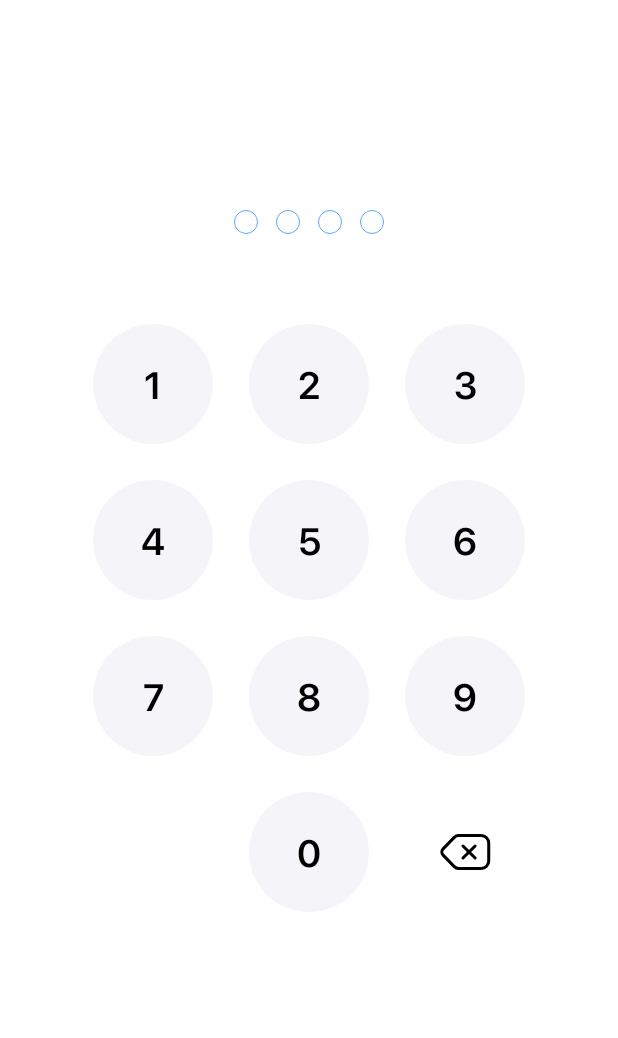
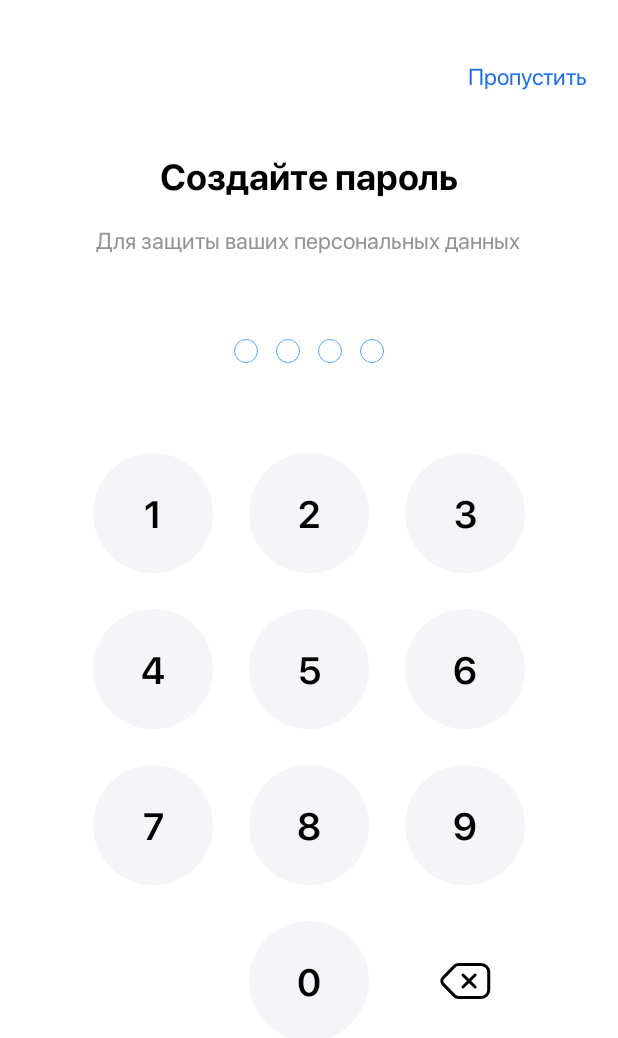
Before and after one commit to ArtemMobile/SmartLab, an Android app: the layout fragment_password.xml on its own in the app's theme, with its tools: preview values and no code run, on a phone screen of 412 x 824 dp. Shown: the top 1038 px of the screen. Run offline under Robolectric (Android 15) with nearby library versions, the light colour scheme and no system bars; network calls fail.

Commit message:
password skipping added

```diff
--- a/app/src/main/java/com/example/smartlab/app/App.kt
+++ b/app/src/main/java/com/example/smartlab/app/App.kt
@@ -9,6 +9,7 @@ import kotlinx.coroutines.flow.map
 class App: Application() {
     lateinit var isOnboardingPassedFlow: Flow<Boolean>
     lateinit var isCreateProfilePassed: Flow<Boolean>
+    lateinit var isCreatePasswordPassed: Flow<Boolean>
 
     override fun onCreate() {
         super.onCreate()
@@ -18,6 +19,9 @@ class App: Application() {
         isCreateProfilePassed = this.applicationContext.dataStore.data.map {
             it[DataStore.IS_CREATE_PATIENT_CARD_PASSED] ?: false
         }
+        isCreatePasswordPassed = this.applicationContext.dataStore.data.map {
+            it[DataStore.IS_CREATE_PASSWORD_PASSED] ?: false
+        }
         DataStore.initEncryptedSharedPrefs(this)
     }
 }
--- a/app/src/main/java/com/example/smartlab/view/activities/WelcomeActivity.kt
+++ b/app/src/main/java/com/example/smartlab/view/activities/WelcomeActivity.kt
@@ -14,6 +14,5 @@ class WelcomeActivity : AppCompatActivity() {
     override fun onCreate(savedInstanceState: Bundle?) {
         super.onCreate(savedInstanceState)
         setContentView(binding.root)
-//        window.statusBarColor = resources.getColor(R.color.white, null)
     }
 }
--- a/app/src/main/java/com/example/smartlab/view/fragments/ProfileFragment.kt
+++ b/app/src/main/java/com/example/smartlab/view/fragments/ProfileFragment.kt
@@ -21,7 +21,6 @@ import android.widget.Toast
 import androidx.activity.result.contract.ActivityResultContracts
 import androidx.appcompat.app.AppCompatActivity
 import androidx.core.content.ContextCompat
-import androidx.core.net.toUri
 import androidx.core.view.iterator
 import androidx.fragment.app.Fragment
 import androidx.fragment.app.viewModels
@@ -30,13 +29,11 @@ import com.example.smartlab.R
 import com.example.smartlab.databinding.FragmentCreatePatientCardBinding
 import com.example.smartlab.databinding.FragmentProfileBinding
 import com.example.smartlab.model.api.callModels.ProfileRequest
-import com.example.smartlab.model.api.responseModels.ProfileResponse
 import com.example.smartlab.viewmodel.ProfileViewModel
 import okhttp3.MediaType.Companion.toMediaTypeOrNull
 import okhttp3.MultipartBody
 import okhttp3.RequestBody.Companion.asRequestBody
 import java.io.File
-import java.io.FileInputStream
 import java.io.FileOutputStream
 import java.text.SimpleDateFormat
 import java.time.LocalTime
--- a/app/src/main/java/com/example/smartlab/viewmodel/ProfileViewModel.kt
+++ b/app/src/main/java/com/example/smartlab/viewmodel/ProfileViewModel.kt
@@ -91,7 +91,6 @@ class ProfileViewModel(private val app: Application) : AndroidViewModel(app) {
                 DataStore.savePatientCard(app, response.body()!!).collect{
                     Log.d("USER UPDATED ", "$it")
                 }
-
             } else {
                 Log.d(TAG, "updateProfile: error ${response.message()}")
             }
@@ -105,7 +104,6 @@ class ProfileViewModel(private val app: Application) : AndroidViewModel(app) {
             if(!response.isSuccessful){
                 val errorResponse = Gson().fromJson(response.errorBody()?.string(), PhotoErrorResponse::class.java)
                 _avatarError.value = errorResponse.error.file[0]
-
             } else{
                 _patientCard.value?.let {
                     updateProfile(it)
--- a/app/src/main/res/layout/fragment_analyzes.xml
+++ b/app/src/main/res/layout/fragment_analyzes.xml
@@ -12,7 +12,8 @@
             android:layout_width="match_parent"
             android:layout_height="wrap_content"
             android:overScrollMode="never"
-            app:layout_constraintBottom_toBottomOf="parent"
+            app:layout_constraintBottom_toTopOf="@+id/goToBasketContainer"
+            android:layout_marginBottom="70dp"
             app:layout_constraintEnd_toEndOf="parent"
             app:layout_constraintStart_toStartOf="parent"
             app:layout_constraintTop_toTopOf="parent">
@@ -159,7 +160,7 @@
             android:background="@color/white"
             android:paddingHorizontal="20dp"
             android:paddingVertical="24dp"
-            android:visibility="gone"
+            android:visibility="invisible"
             app:layout_constraintBottom_toBottomOf="parent"
             app:layout_constraintEnd_toEndOf="parent"
             app:layout_constraintStart_toStartOf="parent">
--- a/app/src/main/res/layout/fragment_password.xml
+++ b/app/src/main/res/layout/fragment_password.xml
@@ -1,190 +1,52 @@
 <?xml version="1.0" encoding="utf-8"?>
-<androidx.constraintlayout.widget.ConstraintLayout xmlns:android="http://schemas.android.com/apk/res/android"
+<LinearLayout xmlns:android="http://schemas.android.com/apk/res/android"
     xmlns:app="http://schemas.android.com/apk/res-auto"
     xmlns:tools="http://schemas.android.com/tools"
     android:layout_width="match_parent"
     android:layout_height="match_parent"
+    android:orientation="vertical"
     tools:context=".view.fragments.PasswordFragment">
 
-    <GridLayout
-        android:id="@+id/grid"
+
+    <TextView
+        android:id="@+id/tvSkip"
         android:layout_width="wrap_content"
         android:layout_height="wrap_content"
-        android:columnCount="3"
-        android:rowCount="4"
-        app:layout_constraintBottom_toBottomOf="parent"
-        app:layout_constraintEnd_toEndOf="parent"
-        app:layout_constraintStart_toStartOf="parent"
-        app:layout_constraintTop_toTopOf="parent">
+        android:layout_gravity="end"
+        android:layout_marginTop="40dp"
+        android:layout_marginEnd="20dp"
+        android:fontFamily="@font/sf_pro_reg"
+        android:text="Пропустить"
+        android:textColor="#1A6FEE"
+        android:textSize="15sp" />
 
-        <androidx.appcompat.widget.AppCompatButton
-            android:id="@+id/btn1"
-            android:onClick="applyClicks"
-            android:layout_width="80dp"
-            android:layout_height="80dp"
-            android:layout_marginEnd="24dp"
-            android:background="@drawable/round_button_selector"
-            android:fontFamily="@font/sf_pro_semi"
-            android:stateListAnimator="@null"
-            android:text="1"
-            android:textColor="@drawable/round_button_text_selector"
-            android:textSize="25sp" />
-
-        <androidx.appcompat.widget.AppCompatButton
-            android:id="@+id/btn2"
-            android:onClick="applyClicks"
-            android:layout_width="80dp"
-            android:layout_height="80dp"
-            android:layout_marginEnd="24dp"
-            android:background="@drawable/round_button_selector"
-            android:fontFamily="@font/sf_pro_semi"
-            android:stateListAnimator="@null"
-            android:text="2"
-            android:textColor="@drawable/round_button_text_selector"
-            android:textSize="25sp" />
-
-        <androidx.appcompat.widget.AppCompatButton
-            android:id="@+id/btn3"
-            android:layout_width="80dp"
-            android:onClick="applyClicks"
-            android:layout_height="80dp"
-            android:background="@drawable/round_button_selector"
-            android:fontFamily="@font/sf_pro_semi"
-            android:stateListAnimator="@null"
-            android:text="3"
-            android:textColor="@drawable/round_button_text_selector"
-            android:textSize="25sp" />
-
-        <androidx.appcompat.widget.AppCompatButton
-            android:id="@+id/btn4"
-            android:layout_width="80dp"
-            android:onClick="applyClicks"
-            android:layout_height="80dp"
-            android:layout_marginTop="24dp"
-            android:background="@drawable/round_button_selector"
-            android:fontFamily="@font/sf_pro_semi"
-            android:stateListAnimator="@null"
-            android:text="4"
-            android:textColor="@drawable/round_button_text_selector"
-            android:textSize="25sp" />
-
-        <androidx.appcompat.widget.AppCompatButton
-            android:id="@+id/btn5"
-            android:onClick="applyClicks"
-            android:layout_width="80dp"
-            android:layout_height="80dp"
-            android:layout_marginTop="24dp"
-            android:background="@drawable/round_button_selector"
-            android:fontFamily="@font/sf_pro_semi"
-            android:stateListAnimator="@null"
-            android:text="5"
-            android:textColor="@drawable/round_button_text_selector"
-            android:textSize="25sp" />
-
-        <androidx.appcompat.widget.AppCompatButton
-            android:id="@+id/btn6"
-            android:layout_width="80dp"
-            android:onClick="applyClicks"
-            android:layout_height="80dp"
-            android:layout_marginTop="24dp"
-            android:background="@drawable/round_button_selector"
-            android:fontFamily="@font/sf_pro_semi"
-            android:stateListAnimator="@null"
-            android:text="6"
-            android:textColor="@drawable/round_button_text_selector"
-            android:textSize="25sp" />
-
-        <androidx.appcompat.widget.AppCompatButton
-            android:id="@+id/btn7"
-            android:layout_width="80dp"
-            android:onClick="applyClicks"
-            android:layout_height="80dp"
-            android:layout_marginTop="24dp"
-            android:background="@drawable/round_button_selector"
-            android:fontFamily="@font/sf_pro_semi"
-            android:stateListAnimator="@null"
-            android:text="7"
-            android:textColor="@drawable/round_button_text_selector"
-            android:textSize="25sp" />
-
-        <androidx.appcompat.widget.AppCompatButton
-            android:id="@+id/btn8"
-            android:layout_width="80dp"
-            android:layout_height="80dp"
-            android:onClick="applyClicks"
-            android:layout_marginTop="24dp"
-            android:background="@drawable/round_button_selector"
-            android:fontFamily="@font/sf_pro_semi"
-            android:stateListAnimator="@null"
-            android:text="8"
-            android:textColor="@drawable/round_button_text_selector"
-            android:textSize="25sp" />
-
-        <androidx.appcompat.widget.AppCompatButton
-            android:id="@+id/btn9"
-            android:layout_width="80dp"
-            android:onClick="applyClicks"
-            android:layout_height="80dp"
-            android:layout_marginTop="24dp"
-            android:background="@drawable/round_button_selector"
-            android:fontFamily="@font/sf_pro_semi"
-            android:stateListAnimator="@null"
-            android:text="9"
-            android:textColor="@drawable/round_button_text_selector"
-            android:textSize="25sp" />
-
-            <TextView
-                android:layout_width="wrap_content"
-                android:layout_height="wrap_content"/>
-
-            <androidx.appcompat.widget.AppCompatButton
-                android:id="@+id/btn0"
-                android:layout_width="80dp"
-                android:layout_marginTop="24dp"
-                android:layout_height="80dp"
-                android:background="@drawable/round_button_selector"
-                android:fontFamily="@font/sf_pro_semi"
-                android:gravity="center"
-                android:onClick="applyClicks"
-                android:stateListAnimator="@null"
-                android:text="0"
-                android:textColor="@drawable/round_button_text_selector"
-                android:textSize="25sp"
-                app:layout_constraintBottom_toBottomOf="parent"
-                app:layout_constraintEnd_toEndOf="parent"
-                app:layout_constraintStart_toStartOf="parent"
-                app:layout_constraintTop_toTopOf="parent" />
-
-        <ImageView
-            android:id="@+id/btnClear"
-            android:clickable="true"
-            android:background="?selectableItemBackgroundBorderless"
-            android:layout_width="wrap_content"
-            android:layout_height="wrap_content"
-            android:src="@drawable/del_icon"
-            android:layout_marginTop="24dp"
-            android:layout_gravity="center"
-            app:layout_constraintBottom_toBottomOf="@+id/btn0"
-            app:layout_constraintEnd_toEndOf="@+id/grid"
-            app:layout_constraintStart_toStartOf="@id/btn9" />
-
-    </GridLayout>
 
     <TextView
-        android:id="@+id/tvPassword"
-        android:textSize="40sp"
-        android:textColor="@color/black"
         android:layout_width="wrap_content"
         android:layout_height="wrap_content"
-        app:layout_constraintBottom_toTopOf="@+id/linearLayout3"
-        app:layout_constraintEnd_toEndOf="parent"
-        app:layout_constraintStart_toStartOf="parent"
-        app:layout_constraintTop_toTopOf="parent"/>
+        android:layout_gravity="center"
+        android:layout_marginTop="40dp"
+        android:fontFamily="@font/sf_pro_bold"
+        android:text="Создайте пароль"
+        android:textColor="@color/black"
+        android:textSize="24sp" />
+
+    <TextView
+        android:layout_width="wrap_content"
+        android:layout_height="wrap_content"
+        android:layout_gravity="center"
+        android:layout_marginTop="16dp"
+        android:fontFamily="@font/sf_pro_reg"
+        android:text="Для защиты ваших персональных данных"
+        android:textColor="#939396"
+        android:textSize="15sp" />
 
     <LinearLayout
         android:id="@+id/linearLayout3"
         android:layout_width="wrap_content"
         android:layout_height="wrap_content"
+        android:layout_gravity="center"
+        android:layout_marginTop="56dp"
         android:layout_marginBottom="60dp"
         android:orientation="horizontal"
         app:layout_constraintBottom_toTopOf="@+id/grid"
@@ -220,4 +82,170 @@
 
     </LinearLayout>
 
-</androidx.constraintlayout.widget.ConstraintLayout>
+    <GridLayout
+        android:id="@+id/grid"
+        android:layout_width="wrap_content"
+        android:layout_height="wrap_content"
+        android:layout_gravity="center"
+        android:columnCount="3"
+        android:rowCount="4"
+        app:layout_constraintBottom_toBottomOf="parent"
+        app:layout_constraintEnd_toEndOf="parent"
+        app:layout_constraintStart_toStartOf="parent"
+        app:layout_constraintTop_toTopOf="parent">
+
+        <androidx.appcompat.widget.AppCompatButton
+            android:id="@+id/btn1"
+            android:layout_width="80dp"
+            android:layout_height="80dp"
+            android:layout_marginEnd="24dp"
+            android:background="@drawable/round_button_selector"
+            android:fontFamily="@font/sf_pro_semi"
+            android:onClick="applyClicks"
+            android:stateListAnimator="@null"
+            android:text="1"
+            android:textColor="@drawable/round_button_text_selector"
+            android:textSize="25sp" />
+
+        <androidx.appcompat.widget.AppCompatButton
+            android:id="@+id/btn2"
+            android:layout_width="80dp"
+            android:layout_height="80dp"
+            android:layout_marginEnd="24dp"
+            android:background="@drawable/round_button_selector"
+            android:fontFamily="@font/sf_pro_semi"
+            android:onClick="applyClicks"
+            android:stateListAnimator="@null"
+            android:text="2"
+            android:textColor="@drawable/round_button_text_selector"
+            android:textSize="25sp" />
+
+        <androidx.appcompat.widget.AppCompatButton
+            android:id="@+id/btn3"
+            android:layout_width="80dp"
+            android:layout_height="80dp"
+            android:background="@drawable/round_button_selector"
+            android:fontFamily="@font/sf_pro_semi"
+            android:onClick="applyClicks"
+            android:stateListAnimator="@null"
+            android:text="3"
+            android:textColor="@drawable/round_button_text_selector"
+            android:textSize="25sp" />
+
+        <androidx.appcompat.widget.AppCompatButton
+            android:id="@+id/btn4"
+            android:layout_width="80dp"
+            android:layout_height="80dp"
+            android:layout_marginTop="24dp"
+            android:background="@drawable/round_button_selector"
+            android:fontFamily="@font/sf_pro_semi"
+            android:onClick="applyClicks"
+            android:stateListAnimator="@null"
+            android:text="4"
+            android:textColor="@drawable/round_button_text_selector"
+            android:textSize="25sp" />
+
+        <androidx.appcompat.widget.AppCompatButton
+            android:id="@+id/btn5"
+            android:layout_width="80dp"
+            android:layout_height="80dp"
+            android:layout_marginTop="24dp"
+            android:background="@drawable/round_button_selector"
+            android:fontFamily="@font/sf_pro_semi"
+            android:onClick="applyClicks"
+            android:stateListAnimator="@null"
+            android:text="5"
+            android:textColor="@drawable/round_button_text_selector"
+            android:textSize="25sp" />
+
+        <androidx.appcompat.widget.AppCompatButton
+            android:id="@+id/btn6"
+            android:layout_width="80dp"
+            android:layout_height="80dp"
+            android:layout_marginTop="24dp"
+            android:background="@drawable/round_button_selector"
+            android:fontFamily="@font/sf_pro_semi"
+            android:onClick="applyClicks"
+            android:stateListAnimator="@null"
+            android:text="6"
+            android:textColor="@drawable/round_button_text_selector"
+            android:textSize="25sp" />
+
+        <androidx.appcompat.widget.AppCompatButton
+            android:id="@+id/btn7"
+            android:layout_width="80dp"
+            android:layout_height="80dp"
+            android:layout_marginTop="24dp"
+            android:background="@drawable/round_button_selector"
+            android:fontFamily="@font/sf_pro_semi"
+            android:onClick="applyClicks"
+            android:stateListAnimator="@null"
+            android:text="7"
+            android:textColor="@drawable/round_button_text_selector"
+            android:textSize="25sp" />
+
+        <androidx.appcompat.widget.AppCompatButton
+            android:id="@+id/btn8"
+            android:layout_width="80dp"
+            android:layout_height="80dp"
+            android:layout_marginTop="24dp"
+            android:background="@drawable/round_button_selector"
+            android:fontFamily="@font/sf_pro_semi"
+            android:onClick="applyClicks"
+            android:stateListAnimator="@null"
+            android:text="8"
+            android:textColor="@drawable/round_button_text_selector"
+            android:textSize="25sp" />
+
+        <androidx.appcompat.widget.AppCompatButton
+            android:id="@+id/btn9"
+            android:layout_width="80dp"
+            android:layout_height="80dp"
+            android:layout_marginTop="24dp"
+            android:background="@drawable/round_button_selector"
+            android:fontFamily="@font/sf_pro_semi"
+            android:onClick="applyClicks"
+            android:stateListAnimator="@null"
+            android:text="9"
+            android:textColor="@drawable/round_button_text_selector"
+            android:textSize="25sp" />
+
+        <TextView
+            android:layout_width="wrap_content"
+            android:layout_height="wrap_content" />
+
+        <androidx.appcompat.widget.AppCompatButton
+            android:id="@+id/btn0"
+            android:layout_width="80dp"
+            android:layout_height="80dp"
+            android:layout_marginTop="24dp"
+            android:background="@drawable/round_button_selector"
+            android:fontFamily="@font/sf_pro_semi"
+            android:gravity="center"
+            android:onClick="applyClicks"
+            android:stateListAnimator="@null"
+            android:text="0"
+            android:textColor="@drawable/round_button_text_selector"
+            android:textSize="25sp"
+            app:layout_constraintBottom_toBottomOf="parent"
+            app:layout_constraintEnd_toEndOf="parent"
+            app:layout_constraintStart_toStartOf="parent"
+            app:layout_constraintTop_toTopOf="parent" />
+
+        <ImageView
+            android:id="@+id/btnClear"
+            android:layout_width="wrap_content"
+            android:layout_height="wrap_content"
+            android:layout_gravity="center"
+            android:layout_marginTop="24dp"
+            android:background="?selectableItemBackgroundBorderless"
+            android:clickable="true"
+            android:src="@drawable/del_icon"
+            app:layout_constraintBottom_toBottomOf="@+id/btn0"
+            app:layout_constraintEnd_toEndOf="@+id/grid"
+            app:layout_constraintStart_toStartOf="@id/btn9" />
+
+    </GridLayout>
+
+
+</LinearLayout>
```
Also changed, not shown: app/src/main/java/com/example/smartlab/utils/DataStore.kt (+10 -0 lines), app/src/main/java/com/example/smartlab/view/adapters/BasketAdapter.kt (+5 -5 lines), app/src/main/java/com/example/smartlab/view/fragments/AnalyzesFragment.kt (+8 -2 lines), app/src/main/java/com/example/smartlab/view/fragments/PasswordFragment.kt (+14 -16 lines), app/src/main/java/com/example/smartlab/view/fragments/SplashFragment.kt (+11 -4 lines), app/src/main/res/drawable/pb.xml (added, +20 -0 lines), app/src/main/res/drawable/pb_gradient.xml (added, +21 -0 lines), app/src/main/res/drawable/progressbar.xml (added, +8 -0 lines), app/src/main/res/layout/fragment_basket.xml (+6 -6 lines), app/src/main/res/layout/fragment_profile.xml (+8 -5 lines), app/src/main/res/navigation/nav_graph.xml (+9 -0 lines).
